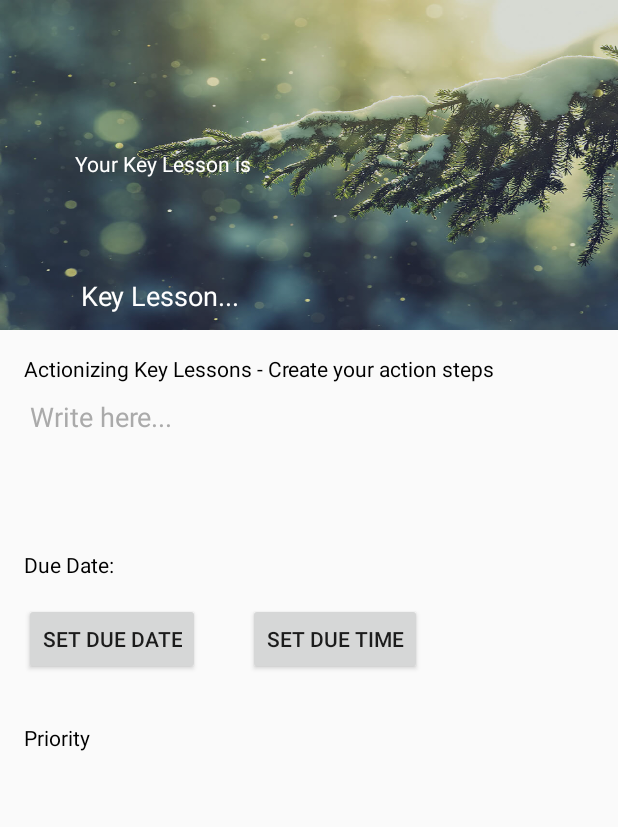
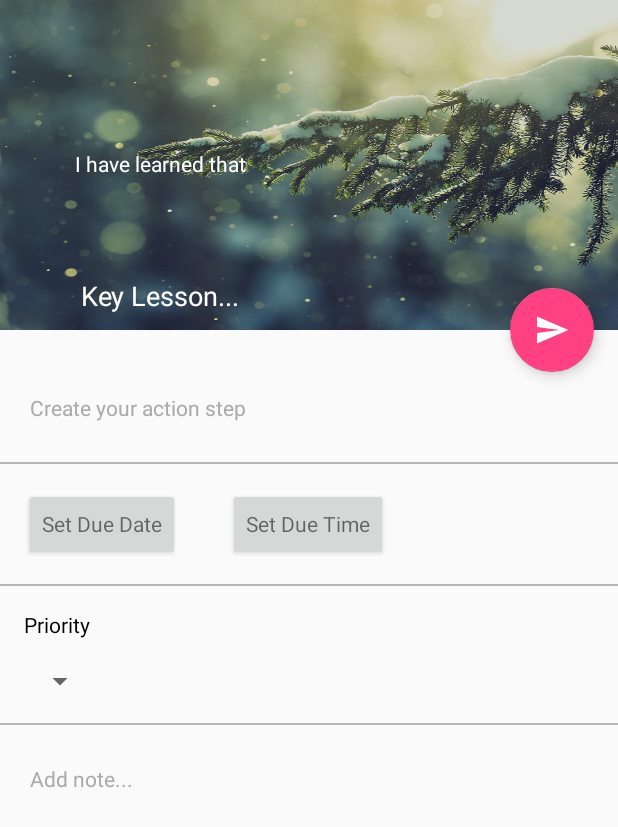
Before and after one commit to duncan0506/LeapOnline2.0, an Android app: the layout activity_add_key_lesson.xml on its own in the app's theme, with its tools: preview values and no code run, on a phone screen of 412 x 824 dp. Shown: the top 827 px of the screen. Run offline under Robolectric (Android 15) with nearby library versions, the phone set to English and light mode, and no system bars.

Commit message:
Changed AddKeyLessonActivity

```diff
--- a/app/src/main/java/com/peoplecoachingworks/leapstudio20/FragmentGoalTips.java
+++ b/app/src/main/java/com/peoplecoachingworks/leapstudio20/FragmentGoalTips.java
@@ -22,6 +22,8 @@ import com.peoplecoachingworks.leapstudio20.Data.GoalTipsContract.GoalTipsEntry;
 import com.peoplecoachingworks.leapstudio20.Data.GoalTipsCursorAdapter;
 import com.peoplecoachingworks.leapstudio20.Data.GoalTipsDbHelper;
 
+//TODO: Add delete Goal List function
+//TODO: Add Edit Goal list function
 public class FragmentGoalTips extends Fragment implements DialogAddGoal.DialogAddGoalListener, LoaderManager.LoaderCallbacks<Cursor> {
 
     private static final int GOAL_LOADER = 0;
--- /dev/null
+++ b/app/src/main/res/drawable/ic_send_black_24dp.xml
@@ -0,0 +1,9 @@
+<vector xmlns:android="http://schemas.android.com/apk/res/android"
+    android:width="24dp"
+    android:height="24dp"
+    android:viewportHeight="24.0"
+    android:viewportWidth="24.0">
+    <path
+        android:fillColor="#FFFFFF"
+        android:pathData="M2.01,21L23,12 2.01,3 2,10l15,2 -15,2z" />
+</vector>
--- a/app/src/main/res/layout/activity_add_key_lesson.xml
+++ b/app/src/main/res/layout/activity_add_key_lesson.xml
@@ -38,7 +38,7 @@
                     android:layout_height="wrap_content"
                     android:layout_above="@+id/etKeyLesson"
                     android:layout_marginLeft="50dp"
-                    android:text="Your Key Lesson is"
+                    android:text="I have learned that"
                     android:textAppearance="@style/Base.TextAppearance.AppCompat.Small"
                     android:textColor="@android:color/white" />
 
@@ -72,39 +72,22 @@
         <LinearLayout
             android:layout_width="match_parent"
             android:layout_height="match_parent"
+            android:layout_marginTop="16dp"
             android:orientation="vertical">
 
 
-            <TextView
-                android:layout_width="wrap_content"
-                android:layout_height="wrap_content"
-                android:layout_marginLeft="16dp"
-                android:layout_marginTop="16dp"
-                android:text="Actionizing Key Lessons - Create your action steps"
-                android:textAppearance="@style/Base.TextAppearance.AppCompat.Small"
-                android:textColor="@android:color/black" />
-
             <EditText
-                android:id="@+id/etActionSteps"
+                android:id="@+id/etActionStep"
                 android:layout_width="fill_parent"
                 android:layout_height="wrap_content"
-                android:layout_marginBottom="50dp"
-                android:layout_marginLeft="16dp"
-                android:layout_marginRight="16dp"
+                android:layout_margin="16dp"
                 android:backgroundTint="@android:color/transparent"
-                android:hint="Write here..."
+                android:hint="Create your action step"
+                android:textAppearance="@style/Base.TextAppearance.AppCompat.Small"
                 android:textColor="@android:color/black"
                 android:textColorHint="@android:color/darker_gray" />
 
-
-            <TextView
-                android:layout_width="wrap_content"
-                android:layout_height="wrap_content"
-                android:layout_marginLeft="16dp"
-                android:layout_marginTop="16dp"
-                android:text="Due Date: "
-                android:textAppearance="@style/Base.TextAppearance.AppCompat.Small"
-                android:textColor="@android:color/black" />
+            <include layout="@layout/item_divider" />
 
             <LinearLayout
                 android:layout_width="match_parent"
@@ -116,15 +99,19 @@
                     android:layout_width="wrap_content"
                     android:layout_height="wrap_content"
                     android:layout_margin="16dp"
-                    android:text="Set Due Date" />
+                    android:text="Set Due Date"
+                    android:textAppearance="@style/Base.TextAppearance.AppCompat.Small" />
 
                 <Button
                     android:id="@+id/btnTimePicker"
                     android:layout_width="wrap_content"
                     android:layout_height="wrap_content"
                     android:layout_margin="16dp"
-                    android:text="Set Due Time" />
+                    android:text="Set Due Time"
+                    android:textAppearance="@style/Base.TextAppearance.AppCompat.Small" />
             </LinearLayout>
+
+            <include layout="@layout/item_divider" />
 
             <TextView
                 android:layout_width="wrap_content"
@@ -136,9 +123,40 @@
                 android:textColor="@android:color/black" />
 
 
+            <!-- Priority drop-down spinner -->
+            <Spinner
+                android:id="@+id/spinner_priority"
+                android:layout_width="wrap_content"
+                android:layout_height="wrap_content"
+                android:layout_margin="16dp"
+                android:textAppearance="@style/Base.TextAppearance.AppCompat.Small" />
+
+            <include layout="@layout/item_divider" />
+
+            <EditText
+                android:id="@+id/etAddNote"
+                android:layout_width="fill_parent"
+                android:layout_height="wrap_content"
+                android:layout_margin="16dp"
+                android:backgroundTint="@android:color/transparent"
+                android:hint="Add note..."
+                android:textAppearance="@style/Base.TextAppearance.AppCompat.Small"
+                android:textColor="@android:color/black"
+                android:textColorHint="@android:color/darker_gray" />
+
+
         </LinearLayout>
 
     </android.support.v4.widget.NestedScrollView>
 
+    <android.support.design.widget.FloatingActionButton
+        android:id="@+id/fabSaveKeyLesson"
+        android:layout_width="wrap_content"
+        android:layout_height="wrap_content"
+        android:layout_margin="@dimen/activity_horizontal_margin"
+        android:src="@drawable/ic_send_black_24dp"
+        app:layout_anchor="@id/app_bar"
+        app:layout_anchorGravity="bottom|right|end" />
+
 
 </android.support.design.widget.CoordinatorLayout>
--- /dev/null
+++ b/app/src/main/res/layout/item_divider.xml
@@ -0,0 +1,5 @@
+<?xml version="1.0" encoding="utf-8"?>
+<View xmlns:android="http://schemas.android.com/apk/res/android"
+    android:layout_width="match_parent"
+    android:layout_height="1dp"
+    android:background="#B6B6B6" />
--- a/app/src/main/res/menu/add_key_lesson_menu.xml
+++ b/app/src/main/res/menu/add_key_lesson_menu.xml
@@ -3,7 +3,7 @@
     xmlns:app="http://schemas.android.com/apk/res-auto">
     <item
         android:id="@+id/action_done"
-        android:icon="@drawable/ic_done_black_24dp"
+        android:icon="@drawable/ic_send_black_24dp"
         android:orderInCategory="100"
         android:title="Done"
         app:showAsAction="always" />
--- a/app/src/main/res/values/strings.xml
+++ b/app/src/main/res/values/strings.xml
@@ -8,4 +8,9 @@
     <string name="dialog_insert_quote_failed">Quote was not added!</string>
     <string name="dialog_insert_quote_successful">Quote added!</string>
 
+    <string name="priority_low">Low</string>
+    <string name="priority_medium">Medium</string>
+    <string name="priority_high">High</string>
+    <string name="priority_critical">Critical</string>
+
 </resources>
```
Also changed, not shown: app/src/main/java/com/peoplecoachingworks/leapstudio20/AddKeyLessonActivity.java (+50 -0 lines), app/src/main/java/com/peoplecoachingworks/leapstudio20/GoalList.java (deleted, +0 -33 lines), app/src/main/java/com/peoplecoachingworks/leapstudio20/GoalListAdapter.java (deleted, +0 -55 lines), app/src/main/res/values/arrays.xml (added, +9 -0 lines), app/src/main/res/drawable-hdpi/empty_view_bg.png (added), app/src/main/res/drawable-mdpi/empty_view_bg.png (added), app/src/main/res/drawable-xhdpi/empty_view_bg.png (added), app/src/main/res/drawable-xxhdpi/empty_view_bg.png (added), app/src/main/res/drawable-xxxhdpi/empty_view_bg.png (added).
